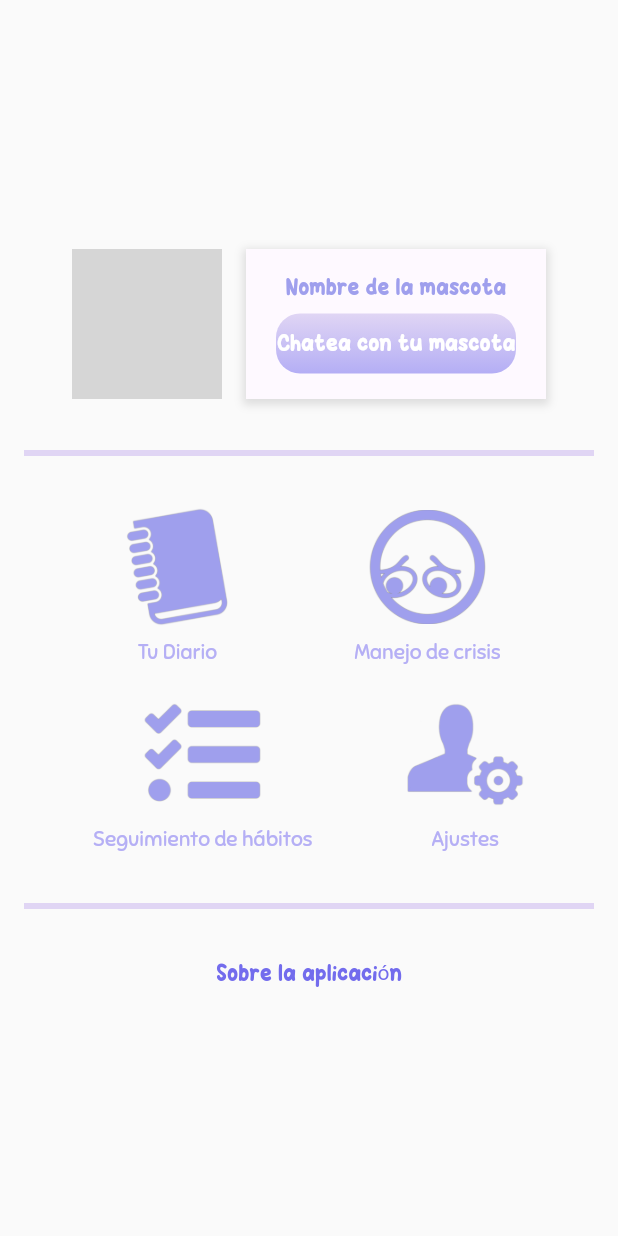
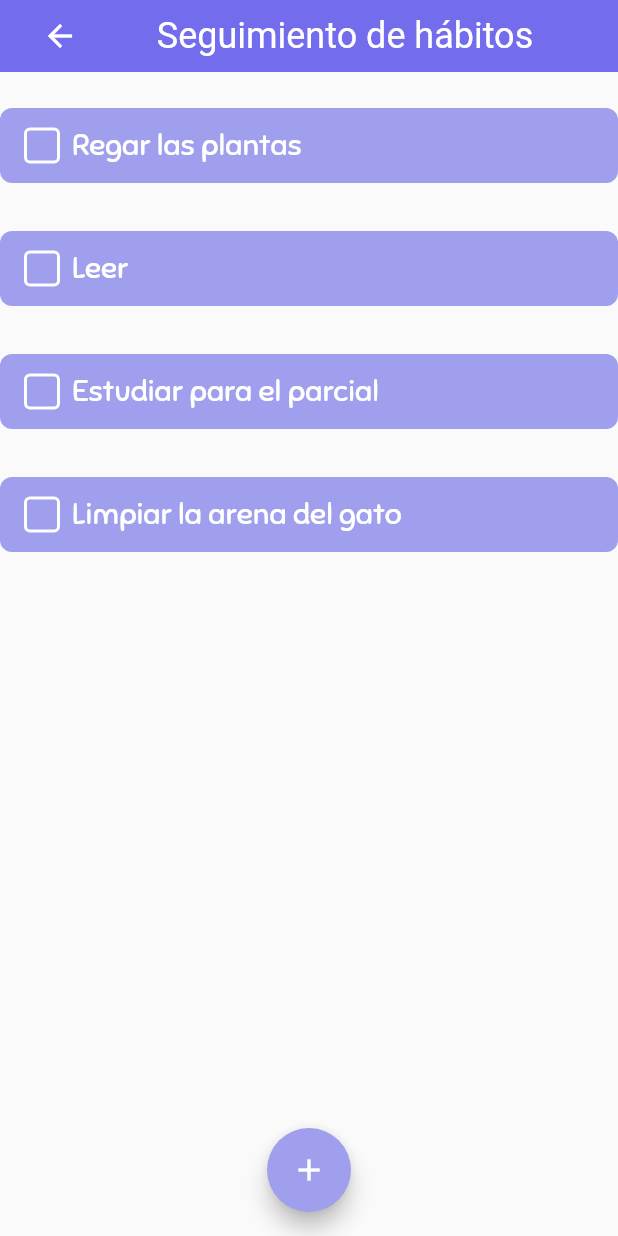
Before and after one commit to nanofrks/FINAL_ingsoftware, a Flutter app: the PrincipalView screen opened directly, after a tap on "Seguimiento de hábitos", on a phone screen of 412 x 824 dp. Run offline on Flutter 3.47's test engine with Material 2 defaults, Android fonts, the phone set to English and light mode, and no system bars; our stand-ins replace cloud_firestore, firebase_core; accounts and stored records are empty; Roboto replaces fonts that are missing (BobaMilky); grey boxes are pictures that could not be loaded.

Commit message:
vista lista tareas

```diff
--- /dev/null
+++ b/lib/Views/ListaTareasView.dart
@@ -0,0 +1,139 @@
+import 'package:flutter/material.dart';
+
+class ListaTareasView extends StatelessWidget {
+  @override
+  Widget build(BuildContext context) {
+    return Scaffold(
+
+      body: Center(
+        child: Column(
+          crossAxisAlignment: CrossAxisAlignment.center,
+          children: [
+            Container(
+              height: 48,
+              color: Color(0xFF736CED),
+              padding: EdgeInsets.symmetric(horizontal: 16),
+              child: Row(
+                children: [
+                  IconButton(
+                    icon: Icon(Icons.arrow_back),
+                    color: Colors.white,
+                    onPressed: () {
+                      // Lógica para volver a la vista principal
+                    },
+                  ),
+                  Spacer(),
+                  Text(
+                    'Seguimiento de hábitos',
+                    style: TextStyle(
+                      fontFamily: 'BobaMilky',
+                      fontSize: 24,
+                      color: Colors.white,
+                    ),
+                  ),
+                  Spacer(),
+                ],
+              ),
+            ),
+            SizedBox(height: 16),
+            HabitButton(
+              task: 'Regar las plantas',
+            ),
+            SizedBox(height: 16),
+            HabitButton(
+              task: 'Leer',
+            ),
+            SizedBox(height: 16),
+            HabitButton(
+              task: 'Estudiar para el parcial',
+            ),
+            SizedBox(height: 16),
+            HabitButton(
+              task: 'Limpiar la arena del gato',
+            ),
+            SizedBox(height: 16),
+            Expanded(child: Container()),
+            FloatingActionButton(
+              backgroundColor: Color(0xFF9F9FED),
+              child: Icon(
+                Icons.add,
+                color: Colors.white,
+              ),
+              onPressed: () {
+                // Lógica para agregar una nueva tarea
+              },
+            ),
+            SizedBox(height: 16),
+          ],
+        ),
+      ),
+    );
+  }
+}
+
+class HabitButton extends StatefulWidget {
+  final String task;
+
+  HabitButton({required this.task});
+
+  @override
+  _HabitButtonState createState() => _HabitButtonState();
+}
+
+class _HabitButtonState extends State<HabitButton> {
+  bool isCompleted = false;
+
+  @override
+  Widget build(BuildContext context) {
+    return GestureDetector(
+      onTap: () {
+        setState(() {
+          isCompleted = !isCompleted;
+        });
+      },
+      child: Container(
+        width: 420,
+        height: 50,
+        padding: EdgeInsets.symmetric(horizontal: 16),
+        margin: EdgeInsets.symmetric(vertical: 8),
+        decoration: BoxDecoration(
+          color: Color(0xFF9F9FED),
+          borderRadius: BorderRadius.circular(8),
+        ),
+        child: Row(
+          children: [
+            Container(
+              width: 24,
+              height: 24,
+              margin: EdgeInsets.only(right: 8),
+              decoration: BoxDecoration(
+                border: Border.all(
+                  color: Colors.white,
+                  width: 2,
+                ),
+                borderRadius: BorderRadius.circular(4),
+              ),
+              child: isCompleted
+                  ? Icon(
+                      Icons.check,
+                      color: Colors.black,
+                    )
+                  : null,
+            ),
+            Expanded(
+              child: Text(
+                widget.task,
+                style: TextStyle(
+                  fontFamily: 'Sniglet',
+                  fontSize: 20,
+                  color: Colors.white,
+                  decoration: isCompleted ? TextDecoration.lineThrough : null,
+                ),
+              ),
+            ),
+          ],
+        ),
+      ),
+    );
+  }
+}
--- a/lib/Views/PrincipalView.dart
+++ b/lib/Views/PrincipalView.dart
@@ -1,5 +1,6 @@
 import 'package:flutter/material.dart';
 import 'package:emook/Views/DiarioView.dart';
+import 'package:emook/Views/ListaTareasView.dart';
 
 import 'package:emook/Views/AjustesView.dart';
 
@@ -163,7 +164,10 @@ class PrincipalView extends StatelessWidget {
               children: <Widget>[
                 GestureDetector(
                   onTap: () {
-                    // Navegar a ListaTareasView
+                    Navigator.push(
+                    context,
+                    MaterialPageRoute(builder: (context) => ListaTareasView()),
+                    );
                   },
                   child: Column(
                     children: [
--- a/lib/main.dart
+++ b/lib/main.dart
@@ -2,9 +2,15 @@ import 'package:flutter/material.dart';
 import 'package:emook/Views/login_view.dart';
 import 'package:firebase_core/firebase_core.dart';
 
+/*Future main() async {
+  WidgetsFlutterBinding.ensureInitialized();
+  await Firebase.initializeApp();
+  runApp(const MyApp());
+}*/
 void main() {
   runApp(const MyApp());
 }
+
 
 class MyApp extends StatelessWidget {
   const MyApp({super.key});
```
